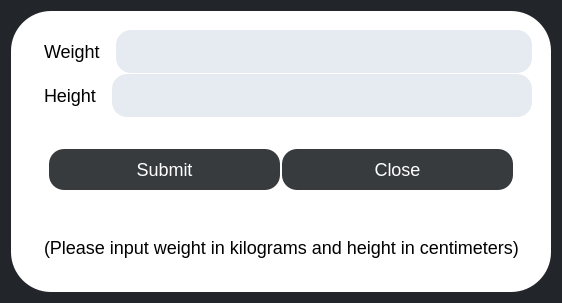
First picture: the form in K/fitness_edit.ui, repository burr1to/kaizen, before the edit.
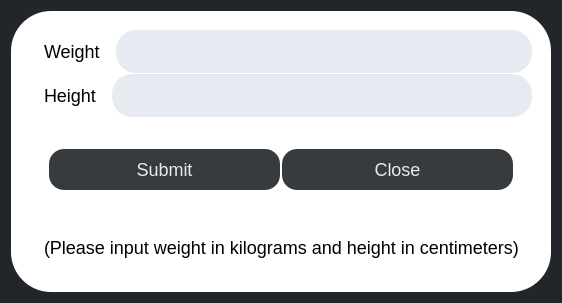
Second picture: the form after the edit.

The edit to the form file:
```diff
--- a/K/fitness_edit.ui
+++ b/K/fitness_edit.ui
@@ -70,8 +70,15 @@
            </size>
           </property>
           <property name="styleSheet">
-           <string notr="true">background-color: rgb(230, 235, 241);
-border-radius:15px;</string>
+           <string notr="true">#weight{
+background-color: rgb(230, 235, 241);
+border:0px;
+border-radius:20px;
+}
+#weight:hover{
+background-color:#22252a;
+color: #e6ebf1;
+}</string>
           </property>
          </widget>
         </item>
@@ -95,8 +102,15 @@
            </size>
           </property>
           <property name="styleSheet">
-           <string notr="true">background-color: rgb(230, 235, 241);
-border-radius:15px;</string>
+           <string notr="true">#height{
+background-color: rgb(230, 235, 241);
+border:0px;
+border-radius:20px;
+}
+#height:hover{
+background-color:#22252a;
+color: #e6ebf1;
+}</string>
           </property>
          </widget>
         </item>
@@ -123,9 +137,15 @@
             </size>
            </property>
            <property name="styleSheet">
-            <string notr="true">border-radius:15px;
+            <string notr="true">#submit{
+border-radius:15px;
 background-color: rgb(55, 59, 62);
-color:white;</string>
+color:#e6ebf1;
+}
+#submit:hover{
+background-color:#e6ebf1;
+color: #22252a;
+}</string>
            </property>
            <property name="text">
             <string>Submit</string>
@@ -141,9 +161,15 @@
             </size>
            </property>
            <property name="styleSheet">
-            <string notr="true">border-radius:15px;
+            <string notr="true">#pushButton{
+border-radius:15px;
 background-color: rgb(55, 59, 62);
-color:white;</string>
+color:#e6ebf1;
+}
+#pushButton:hover{
+background-color:#e6ebf1;
+color: #22252a;
+}</string>
            </property>
            <property name="text">
             <string>Close</string>
```
